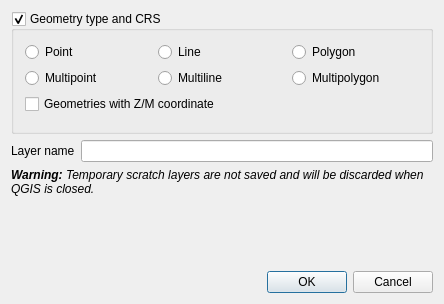
carsmie/QGIS, file src/ui/qgsnewmemorylayerdialogbase.ui: the form before one commit.
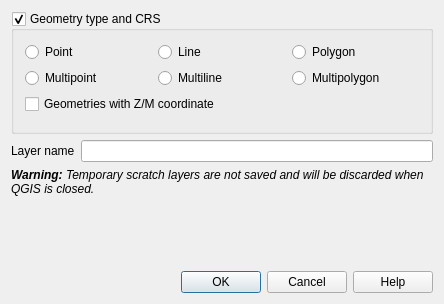
The form after the commit. Custom widgets are drawn as their Qt base class.

Commit message: Add Help button and connect it to user manual

Diff of the .ui file:
```diff
--- a/src/ui/qgsnewmemorylayerdialogbase.ui
+++ b/src/ui/qgsnewmemorylayerdialogbase.ui
@@ -141,7 +141,7 @@
       <enum>Qt::Horizontal</enum>
      </property>
      <property name="standardButtons">
-      <set>QDialogButtonBox::Cancel|QDialogButtonBox::Ok</set>
+      <set>QDialogButtonBox::Cancel|QDialogButtonBox::Help|QDialogButtonBox::Ok</set>
      </property>
     </widget>
    </item>
```
The commit also changes 50 other files.
